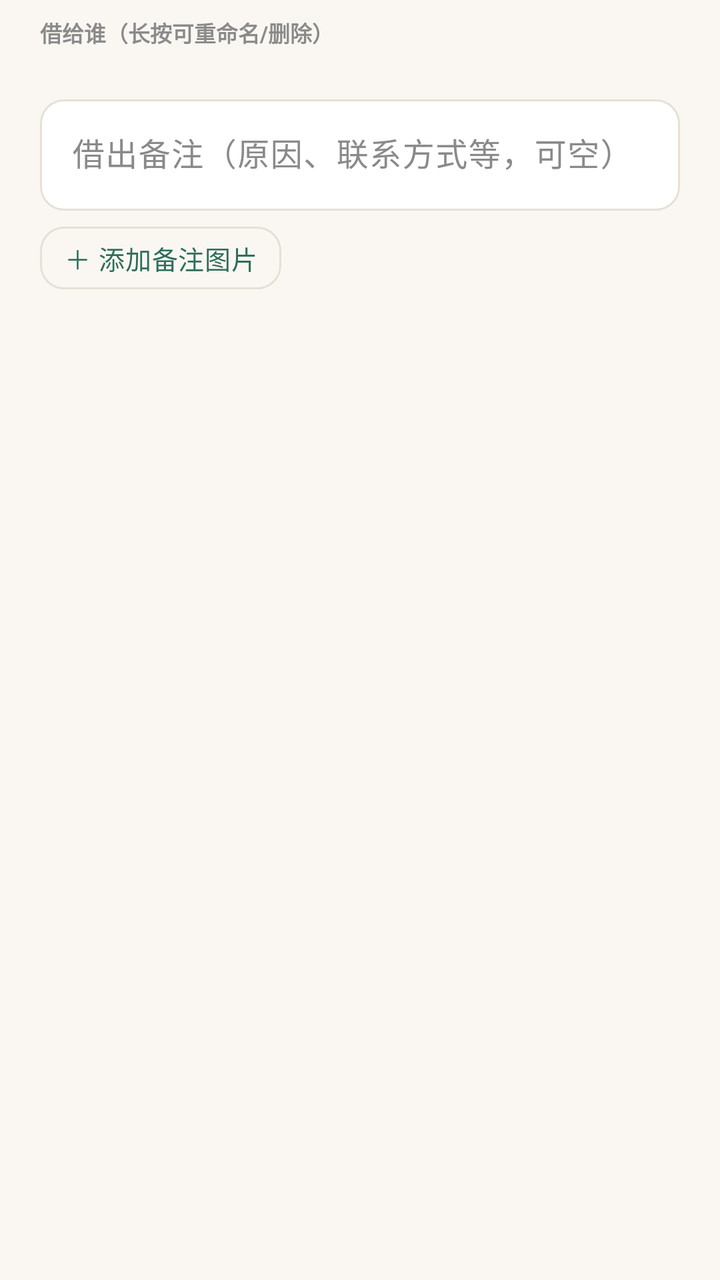
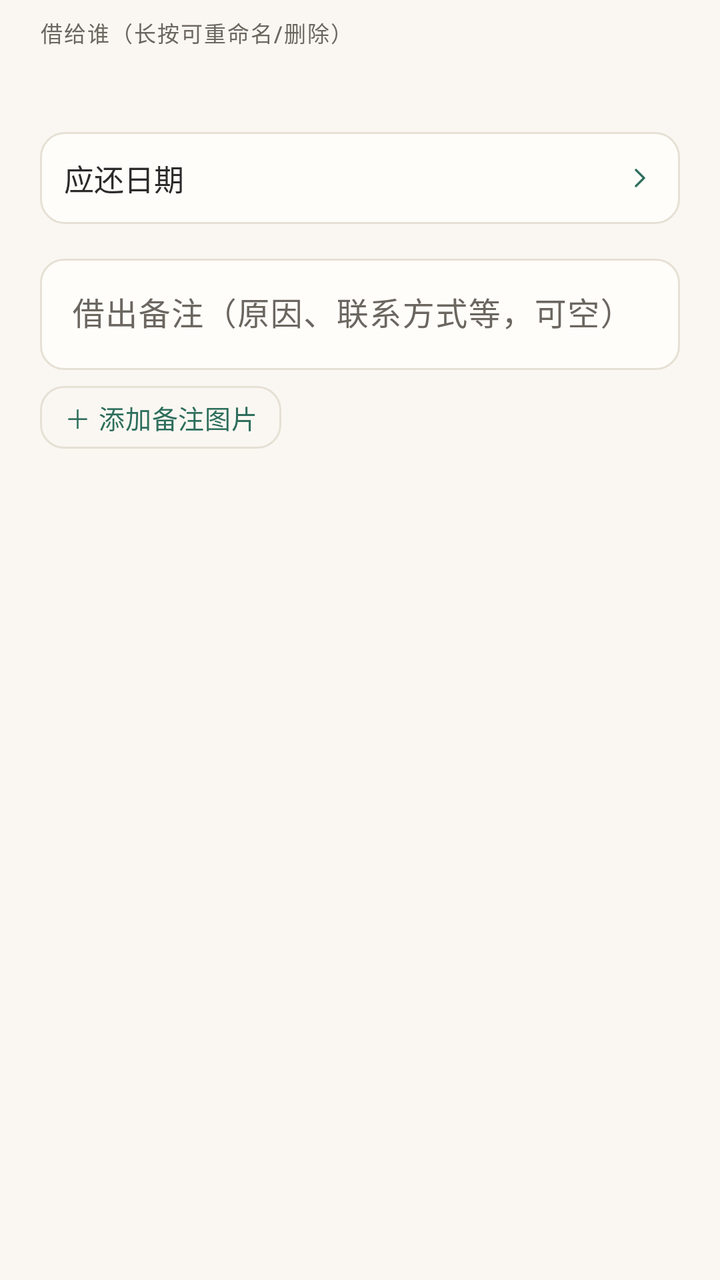

The first picture is an Android layout as it rendered before a commit; the second is the same layout after the commit. The layout source and the unified diff follow.
<!-- AndroidManifest.xml: application theme Theme.Bookshelf -->
<!-- res/layout/dialog_lend.xml -->
<?xml version="1.0" encoding="utf-8"?>
<ScrollView xmlns:android="http://schemas.android.com/apk/res/android"
    xmlns:app="http://schemas.android.com/apk/res-auto"
    android:layout_width="match_parent"
    android:layout_height="wrap_content"
    android:scrollbars="none">

    <LinearLayout
        android:layout_width="match_parent"
        android:layout_height="wrap_content"
        android:orientation="vertical"
        android:paddingStart="@dimen/space_xl"
        android:paddingEnd="@dimen/space_xl"
        android:paddingTop="@dimen/space_sm"
        android:paddingBottom="@dimen/space_sm">

        <TextView
            style="@style/DialogSectionTitle"
            android:text="借给谁（长按可重命名/删除）" />

        <com.google.android.material.chip.ChipGroup
            android:id="@+id/chip_group"
            style="@style/Widget.Bookshelf.ChipGroup"
            android:layout_width="match_parent"
            android:layout_height="wrap_content" />

        <com.google.android.material.textfield.TextInputLayout
            style="@style/Widget.Bookshelf.TextField"
            android:layout_width="match_parent"
            android:layout_height="wrap_content"
            android:layout_marginTop="@dimen/space_md"
            android:hint="借出备注（原因、联系方式等，可空）">

            <com.google.android.material.textfield.TextInputEditText
                android:id="@+id/et_note"
                android:layout_width="match_parent"
                android:layout_height="wrap_content"
                android:minLines="1"
                android:inputType="text" />
        </com.google.android.material.textfield.TextInputLayout>

        
        <com.google.android.material.button.MaterialButton
            android:id="@+id/btn_add_note_image"
            style="@style/Widget.Bookshelf.Button.Outlined"
            android:layout_width="wrap_content"
            android:layout_height="wrap_content"
            android:layout_marginTop="@dimen/space_sm"
            android:minWidth="0dp"
            android:minHeight="0dp"
            android:paddingHorizontal="12dp"
            android:paddingVertical="6dp"
            android:insetTop="0dp"
            android:insetBottom="0dp"
            android:text="＋ 添加备注图片"
            android:textSize="@dimen/text_body_small" />

        <HorizontalScrollView
            android:id="@+id/scroll_note_thumbs"
            android:layout_width="match_parent"
            android:layout_height="wrap_content"
            android:layout_marginTop="@dimen/space_sm"
            android:scrollbars="none"
            android:visibility="gone">

            <LinearLayout
                android:id="@+id/container_note_thumbs"
                android:layout_width="wrap_content"
                android:layout_height="wrap_content"
                android:orientation="horizontal" />
        </HorizontalScrollView>
    </LinearLayout>
</ScrollView>
<!-- resources referenced by this layout -->
<resources>
  <style name="DialogSectionTitle">
          <item name="android:layout_width">match_parent</item>
          <item name="android:layout_height">wrap_content</item>
          <item name="android:layout_marginBottom">@dimen/space_sm</item>
          <item name="android:textColor">?attr/on_surface_variant</item>
          <item name="android:textSize">@dimen/text_caption</item>
          <item name="android:textStyle">bold</item>
      </style>
  <style name="Theme.Bookshelf" parent="Theme.Bookshelf.Base">
          <item name="colorPrimary">@color/primary</item>
          <item name="colorPrimaryVariant">@color/primary_dark</item>
          <item name="colorSecondary">@color/accent</item>
          
          <item name="chip_bg">@color/chip_bg</item>
          <item name="primary_container">@color/green_container</item>
          <item name="on_primary_container">@color/green_on_container</item>
      </style>
  <style name="Theme.Bookshelf.Base" parent="Theme.Material3.Light.NoActionBar">
          
          <item name="android:colorBackground">@color/bg_page</item>
          
          <item name="android:statusBarColor">?attr/colorPrimary</item>
          <item name="android:windowLightStatusBar">false</item>
          
          <item name="surface">@color/surface</item>
          <item name="surface_dim">@color/surface_dim</item>
          <item name="outline">@color/outline</item>
          <item name="outline_strong">@color/outline_strong</item>
          <item name="on_surface">@color/text_main</item>
          <item name="on_surface_variant">@color/text_sub</item>
          
          <item name="primary_container">@color/green_container</item>
          <item name="on_primary_container">@color/green_on_container</item>
          
          <item name="chip_bg">@color/chip_bg</item>
          
          <item name="colorSurface">@color/surface</item>
          <item name="colorSurfaceBright">@color/surface</item>
          <item name="colorSurfaceDim">@color/surface_dim</item>
          <item name="colorSurfaceContainer">@color/surface</item>
          <item name="colorSurfaceContainerLow">@color/surface</item>
          <item name="colorSurfaceContainerLowest">@color/surface</item>
          <item name="colorSurfaceContainerHigh">@color/surface</item>
          <item name="colorSurfaceContainerHighest">@color/surface_dim</item>
          <item name="colorOutline">@color/outline</item>
          <item name="colorOutlineVariant">@color/outline</item>
          
          <item name="elevationOverlayEnabled">false</item>
          
          <item name="materialButtonStyle">@style/Widget.Bookshelf.Button</item>
          <item name="textInputStyle">@style/Widget.Bookshelf.TextField</item>
          <item name="materialCardViewStyle">@style/Widget.Bookshelf.MaterialCard</item>
          
          <item name="chipStyle">@style/Widget.Bookshelf.Chip</item>
          <item name="chipGroupStyle">@style/Widget.Bookshelf.ChipGroup</item>
          
          <item name="materialAlertDialogTheme">@style/ThemeOverlay.Bookshelf.Dialog</item>
          
          <item name="bottomSheetDialogTheme">@style/ThemeOverlay.Bookshelf.BottomSheet</item>
      </style>
  <color name="surface">#FFFFFF</color>
  <color name="text_sub">#8A8A8A</color>
  <!-- unchanged entries left out for length: 35 -->
</resources>

<!-- the commit's change to res/layout/dialog_lend.xml (unified diff, before → after) -->
@@ -23,6 +23,31 @@
             style="@style/Widget.Bookshelf.ChipGroup"
             android:layout_width="match_parent"
             android:layout_height="wrap_content" />
+
+        <TextView
+            android:id="@+id/tv_borrower_contact"
+            android:layout_width="match_parent"
+            android:layout_height="wrap_content"
+            android:layout_marginTop="4dp"
+            android:textColor="?attr/on_surface_variant"
+            android:textSize="@dimen/text_body_small" />
+
+        
+        <TextView
+            android:id="@+id/tv_due_date"
+            android:layout_width="match_parent"
+            android:layout_height="wrap_content"
+            android:layout_marginTop="@dimen/space_md"
+            android:background="@drawable/bg_dialog_row"
+            android:clickable="true"
+            android:drawableEnd="@drawable/ic_chevron_right_line"
+            android:drawablePadding="@dimen/space_sm"
+            android:drawableTint="?attr/colorPrimary"
+            android:focusable="true"
+            android:padding="@dimen/space_md"
+            android:text="应还日期"
+            android:textColor="?attr/on_surface"
+            android:textSize="@dimen/text_body" />
 
         <com.google.android.material.textfield.TextInputLayout
             style="@style/Widget.Bookshelf.TextField"
<!-- resource entries referenced after the edit -->
@@ -1,12 +1,36 @@
 <!-- resources referenced by this layout -->
 <resources>
+  <dimen name="text_body">15sp</dimen>
+  <!-- drawable bg_dialog_row (drawable) -->
+  <?xml version="1.0" encoding="utf-8"?>
+  <shape xmlns:android="http://schemas.android.com/apk/res/android" android:shape="rectangle">
+      <solid android:color="?attr/surface" />
+      <stroke android:width="1dp" android:color="?attr/outline" />
+      <corners android:radius="@dimen/radius_md" />
+  </shape>
+  <!-- drawable ic_chevron_right_line (drawable) -->
+  <?xml version="1.0" encoding="utf-8"?>
+  <vector xmlns:android="http://schemas.android.com/apk/res/android"
+      android:width="16dp"
+      android:height="16dp"
+      android:viewportWidth="24"
+      android:viewportHeight="24">
+      <path
+          android:fillColor="@android:color/transparent"
+          android:pathData="M9,6l6,6 -6,6"
+          android:strokeColor="#FF000000"
+          android:strokeLineCap="round"
+          android:strokeLineJoin="round"
+          android:strokeWidth="1.75" />
+  </vector>
   <style name="DialogSectionTitle">
           <item name="android:layout_width">match_parent</item>
           <item name="android:layout_height">wrap_content</item>
           <item name="android:layout_marginBottom">@dimen/space_sm</item>
           <item name="android:textColor">?attr/on_surface_variant</item>
           <item name="android:textSize">@dimen/text_caption</item>
-          <item name="android:textStyle">bold</item>
+          <item name="android:fontFamily">sans-serif-medium</item>
+          <item name="android:letterSpacing">0.06</item>
       </style>
   <style name="Theme.Bookshelf" parent="Theme.Bookshelf.Base">
           <item name="colorPrimary">@color/primary</item>
@@ -16,6 +40,21 @@
           <item name="chip_bg">@color/chip_bg</item>
           <item name="primary_container">@color/green_container</item>
           <item name="on_primary_container">@color/green_on_container</item>
+          <item name="android:colorBackground">@color/green_page</item>
+          <item name="surface">@color/green_surface</item>
+          <item name="surface_dim">@color/green_surface_dim</item>
+          <item name="outline">@color/green_outline</item>
+          <item name="outline_strong">@color/green_outline_strong</item>
+          <item name="colorSurface">@color/green_surface</item>
+          <item name="colorSurfaceBright">@color/green_surface</item>
+          <item name="colorSurfaceContainer">@color/green_surface</item>
+          <item name="colorSurfaceContainerLow">@color/green_surface</item>
+          <item name="colorSurfaceContainerLowest">@color/green_surface</item>
+          <item name="colorSurfaceContainerHigh">@color/green_surface</item>
+          <item name="colorSurfaceDim">@color/green_surface_dim</item>
+          <item name="colorSurfaceContainerHighest">@color/green_surface_dim</item>
+          <item name="colorOutline">@color/green_outline</item>
+          <item name="colorOutlineVariant">@color/green_outline</item>
       </style>
   <style name="Theme.Bookshelf.Base" parent="Theme.Material3.Light.NoActionBar">
           
@@ -23,6 +62,8 @@
           
           <item name="android:statusBarColor">?attr/colorPrimary</item>
           <item name="android:windowLightStatusBar">false</item>
+          
+          <item name="android:windowActivityTransitions">true</item>
           
           <item name="surface">@color/surface</item>
           <item name="surface_dim">@color/surface_dim</item>
@@ -36,6 +77,11 @@
           
           <item name="chip_bg">@color/chip_bg</item>
           
+          <item name="accent_text">@color/accent_text</item>
+          
+          <item name="colorOnSurface">@color/text_main</item>
+          <item name="colorOnSurfaceVariant">@color/text_sub</item>
+          <item name="colorOnBackground">@color/text_main</item>
           <item name="colorSurface">@color/surface</item>
           <item name="colorSurfaceBright">@color/surface</item>
           <item name="colorSurfaceDim">@color/surface_dim</item>
@@ -60,8 +106,14 @@
           
           <item name="bottomSheetDialogTheme">@style/ThemeOverlay.Bookshelf.BottomSheet</item>
       </style>
-  <color name="surface">#FFFFFF</color>
-  <color name="text_sub">#8A8A8A</color>
+  <color name="green_page">#FAF7F2</color>
+  <color name="green_surface">#FFFDF9</color>
+  <color name="green_surface_dim">#F3EEE6</color>
+  <color name="green_outline">#E6E0D5</color>
+  <color name="green_outline_strong">#D8D0C2</color>
+  <color name="surface">#FFFDF9</color>
+  <color name="text_sub">#6B6660</color>
+  <color name="accent_text">#8A5A1A</color>
   <!-- unchanged entries left out for length: 35 -->
 </resources>
 
